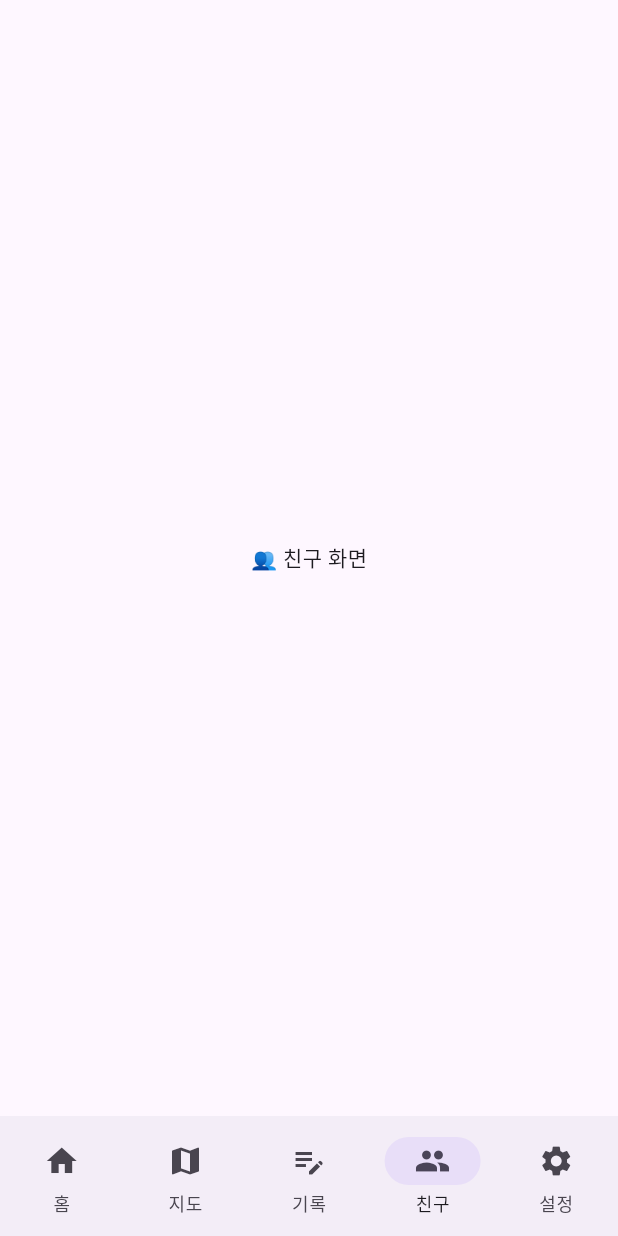
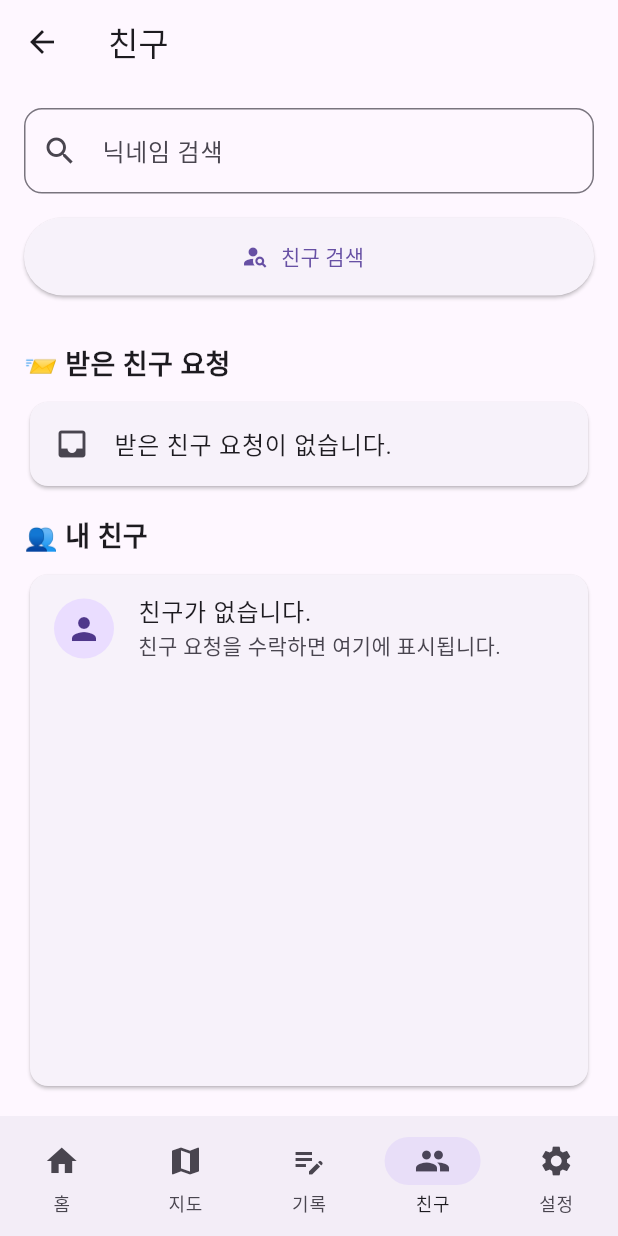
Before and after one commit to bosung-bada/BADADA, a Flutter app: the MainScreen screen opened directly, item 4 of the bottom bar chosen, on a phone screen of 412 x 824 dp. Run offline on Flutter 3.47's test engine with Material 3 defaults, Android fonts, the phone set to English and light mode, and no system bars; our stand-ins replace firebase_auth, firebase_core, firebase_database, flutter_map, geolocator, latlong2 and 1 more; accounts and stored records are empty; network calls fail.

Commit message:
feat: friend request

```diff
--- a/lib/main.dart
+++ b/lib/main.dart
@@ -1,3 +1,7 @@
+import 'screens/friends_screen.dart';
+import 'screens/profile_setup_screen.dart';
+import 'services/user_profile_service.dart';
+
 import 'package:flutter/material.dart';
 import 'package:firebase_core/firebase_core.dart';
 
@@ -18,16 +22,55 @@ void main() async {
   runApp(const BadadaApp());
 }
 
-class BadadaApp extends StatelessWidget {
+class BadadaApp extends StatefulWidget {
   const BadadaApp({super.key});
 
   @override
+  State<BadadaApp> createState() => _BadadaAppState();
+}
+
+class _BadadaAppState extends State<BadadaApp> {
+  bool isProfileReady = false;
+  bool isLoading = true;
+
+  @override
+  void initState() {
+    super.initState();
+    checkProfile();
+  }
+
+  Future<void> checkProfile() async {
+    final nickname = await UserProfileService.getNickname();
+
+    setState(() {
+      isProfileReady = nickname != '팀원';
+      isLoading = false;
+    });
+  }
+
+  @override
   Widget build(BuildContext context) {
+    if (isLoading) {
+      return const MaterialApp(
+        home: Scaffold(
+          body: Center(child: CircularProgressIndicator()),
+        ),
+      );
+    }
+
     return MaterialApp(
       title: '바다다',
       debugShowCheckedModeBanner: false,
       theme: ThemeData(useMaterial3: true),
-      home: const MainScreen(),
+      home: isProfileReady
+          ? const MainScreen()
+          : ProfileSetupScreen(
+              onProfileSaved: () {
+                setState(() {
+                  isProfileReady = true;
+                });
+              },
+            ),
     );
   }
 }
@@ -46,7 +89,7 @@ class _MainScreenState extends State<MainScreen> {
     HomePage(),
     MapPage(),
     RecordPage(),
-    FriendsPage(),
+    FriendsScreen(),
     SettingsPage(),
   ];
 
@@ -126,13 +169,6 @@ class RecordPage extends StatelessWidget {
   Widget build(BuildContext context) => const Center(child: Text('📝 기록 화면'));
 }
 
-class FriendsPage extends StatelessWidget {
-  const FriendsPage({super.key});
-
-  @override
-  Widget build(BuildContext context) => const Center(child: Text('👥 친구 화면'));
-}
-
 class SettingsPage extends StatelessWidget {
   const SettingsPage({super.key});
 
--- /dev/null
+++ b/lib/screens/friends_screen.dart
@@ -0,0 +1,235 @@
+import 'package:flutter/material.dart';
+
+import '../models/friend_request.dart';
+import '../services/friend_service.dart';
+import '../services/user_profile_service.dart';
+
+class FriendsScreen extends StatefulWidget {
+  const FriendsScreen({super.key});
+
+  @override
+  State<FriendsScreen> createState() => _FriendsScreenState();
+}
+
+class _FriendsScreenState extends State<FriendsScreen> {
+  final TextEditingController searchController = TextEditingController();
+
+  bool isSearching = false;
+  bool isSendingRequest = false;
+
+  String? searchedNickname;
+  String? searchedUid;
+  String? message;
+
+  Future<void> searchFriend() async {
+    final nickname = searchController.text.trim();
+
+    if (nickname.isEmpty) {
+      setState(() {
+        message = '닉네임을 입력해주세요.';
+        searchedNickname = null;
+        searchedUid = null;
+      });
+      return;
+    }
+
+    setState(() {
+      isSearching = true;
+      message = null;
+      searchedNickname = null;
+      searchedUid = null;
+    });
+
+    final uid = await UserProfileService.findUidByNickname(nickname);
+
+    setState(() {
+      isSearching = false;
+
+      if (uid == null) {
+        message = '해당 닉네임의 사용자를 찾을 수 없습니다.';
+      } else {
+        searchedNickname = nickname;
+        searchedUid = uid;
+      }
+    });
+  }
+
+  Future<void> sendRequest() async {
+    if (searchedUid == null || searchedNickname == null) return;
+
+    setState(() {
+      isSendingRequest = true;
+    });
+
+    try {
+      final myNickname = await UserProfileService.getNickname();
+
+      await FriendService.sendFriendRequest(
+        targetUid: searchedUid!,
+        myNickname: myNickname,
+      );
+
+      setState(() {
+        message = '🌊 $searchedNickname님에게 해루질 친구 요청을 보냈습니다.';
+      });
+    } catch (e) {
+      setState(() {
+        message = e.toString().replaceAll('Exception: ', '');
+      });
+    } finally {
+      setState(() {
+        isSendingRequest = false;
+      });
+    }
+  }
+
+  Widget buildRequestCard(FriendRequest request) {
+    return Card(
+      child: ListTile(
+        leading: const CircleAvatar(
+          child: Icon(Icons.waves),
+        ),
+        title: Text(request.nickname),
+        subtitle: const Text('해루질 친구 요청을 보냈습니다.'),
+        trailing: Wrap(
+          spacing: 8,
+          children: [
+            ElevatedButton(
+              onPressed: () {},
+              child: const Text('수락'),
+            ),
+            OutlinedButton(
+              onPressed: () {},
+              child: const Text('거절'),
+            ),
+          ],
+        ),
+      ),
+    );
+  }
+
+  @override
+  Widget build(BuildContext context) {
+    return Scaffold(
+      appBar: AppBar(
+        title: const Text('친구'),
+      ),
+      body: Padding(
+        padding: const EdgeInsets.all(16),
+        child: Column(
+          children: [
+            TextField(
+              controller: searchController,
+              decoration: InputDecoration(
+                hintText: '닉네임 검색',
+                prefixIcon: const Icon(Icons.search),
+                border: OutlineInputBorder(
+                  borderRadius: BorderRadius.circular(12),
+                ),
+              ),
+            ),
+
+            const SizedBox(height: 16),
+
+            SizedBox(
+              width: double.infinity,
+              height: 52,
+              child: ElevatedButton.icon(
+                onPressed: isSearching ? null : searchFriend,
+                icon: const Icon(Icons.person_search),
+                label: Text(isSearching ? '검색 중...' : '친구 검색'),
+              ),
+            ),
+
+            const SizedBox(height: 16),
+
+            if (message != null)
+              Card(
+                child: ListTile(
+                  leading: const Icon(Icons.info_outline),
+                  title: Text(message!),
+                ),
+              ),
+
+            if (searchedUid != null)
+              Card(
+                child: ListTile(
+                  leading: const CircleAvatar(
+                    child: Icon(Icons.person),
+                  ),
+                  title: Text(searchedNickname ?? '사용자'),
+                  subtitle: Text('UID: $searchedUid'),
+                  trailing: ElevatedButton(
+                    onPressed: isSendingRequest ? null : sendRequest,
+                    child: Text(isSendingRequest ? '전송 중' : '추가'),
+                  ),
+                ),
+              ),
+
+            const SizedBox(height: 16),
+
+            const Align(
+              alignment: Alignment.centerLeft,
+              child: Text(
+                '📨 받은 친구 요청',
+                style: TextStyle(
+                  fontWeight: FontWeight.bold,
+                  fontSize: 18,
+                ),
+              ),
+            ),
+
+            const SizedBox(height: 8),
+
+            StreamBuilder<List<FriendRequest>>(
+              stream: FriendService.watchReceivedRequests(),
+              builder: (context, snapshot) {
+                final requests = snapshot.data ?? [];
+
+                if (requests.isEmpty) {
+                  return const Card(
+                    child: ListTile(
+                      leading: Icon(Icons.inbox),
+                      title: Text('받은 친구 요청이 없습니다.'),
+                    ),
+                  );
+                }
+
+                return Column(
+                  children: requests.map(buildRequestCard).toList(),
+                );
+              },
+            ),
+
+            const SizedBox(height: 16),
+
+            const Align(
+              alignment: Alignment.centerLeft,
+              child: Text(
+                '👥 내 친구',
+                style: TextStyle(
+                  fontWeight: FontWeight.bold,
+                  fontSize: 18,
+                ),
+              ),
+            ),
+
+            const SizedBox(height: 8),
+
+            const Expanded(
+              child: Card(
+                child: ListTile(
+                  leading: CircleAvatar(
+                    child: Icon(Icons.person),
+                  ),
+                  title: Text('친구가 없습니다.'),
+                  subtitle: Text('친구 요청을 수락하면 여기에 표시됩니다.'),
+                ),
+              ),
+            ),
+          ],
+        ),
+      ),
+    );
+  }
+}
--- /dev/null
+++ b/lib/services/friend_service.dart
@@ -0,0 +1,55 @@
+import 'package:firebase_auth/firebase_auth.dart';
+import 'package:firebase_database/firebase_database.dart';
+
+import '../models/friend_request.dart';
+
+class FriendService {
+  static final FirebaseDatabase _database = FirebaseDatabase.instanceFor(
+    app: FirebaseAuth.instance.app,
+    databaseURL: 'https://badada-efbb5-default-rtdb.firebaseio.com/',
+  );
+
+  static final DatabaseReference _db = _database.ref();
+
+  static Future<void> sendFriendRequest({
+    required String targetUid,
+    required String myNickname,
+  }) async {
+    final me = FirebaseAuth.instance.currentUser;
+    if (me == null) return;
+
+    if (targetUid == me.uid) {
+      throw Exception('본인에게는 친구 요청을 보낼 수 없습니다.');
+    }
+
+    await _db.child('friend_requests/$targetUid/${me.uid}').set({
+      'nickname': myNickname,
+      'status': 'pending',
+      'requestedAt': DateTime.now().toIso8601String(),
+    });
+  }
+
+  static Stream<List<FriendRequest>> watchReceivedRequests() {
+    final me = FirebaseAuth.instance.currentUser;
+    if (me == null) {
+      return Stream.value([]);
+    }
+
+    return _db.child('friend_requests/${me.uid}').onValue.map((event) {
+      final data = event.snapshot.value;
+
+      if (data == null) {
+        return <FriendRequest>[];
+      }
+
+      final map = data as Map<dynamic, dynamic>;
+
+      return map.entries.map((entry) {
+        return FriendRequest.fromMap(
+          entry.key.toString(),
+          entry.value as Map<dynamic, dynamic>,
+        );
+      }).toList();
+    });
+  }
+}
--- a/lib/services/location_share_service.dart
+++ b/lib/services/location_share_service.dart
@@ -1,6 +1,8 @@
 import 'package:firebase_auth/firebase_auth.dart';
 import 'package:firebase_database/firebase_database.dart';
 import 'package:latlong2/latlong.dart';
+
+import 'user_profile_service.dart';
 
 class LocationShareService {
   static final FirebaseDatabase _database = FirebaseDatabase.instanceFor(
@@ -17,8 +19,10 @@ class LocationShareService {
     final user = FirebaseAuth.instance.currentUser;
     if (user == null) return;
 
+    final nickname = await UserProfileService.getNickname();
+
     await _db.child('teams/test-team/members/${user.uid}').set({
-      'name': '보성',
+      'name': nickname,
       'lat': position.latitude,
       'lng': position.longitude,
       'isTracking': isTracking,
```
Also changed, not shown: lib/screens/profile_setup_screen.dart (added, +81 -0 lines), lib/services/user_profile_service.dart (added, +54 -0 lines), lib/models/friend_request.dart (added).
